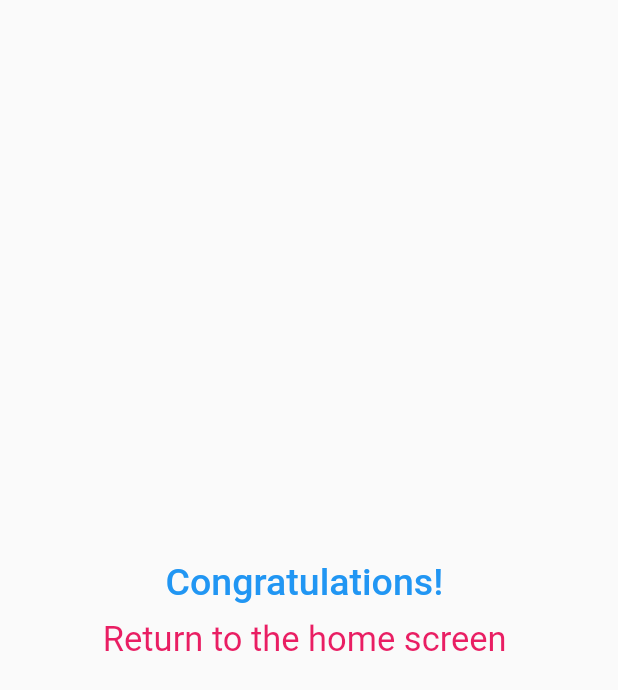
After one commit to emircancavusoglu/quizApp, a Flutter app: the endScreen screen opened directly, on a phone screen of 412 x 824 dp. The commit adds this screen. Shown: the top 690 px of the screen. Run offline on Flutter 3.47's test engine with Material 2 defaults, Android fonts, the phone set to English and light mode, and no system bars.

Commit message:
I added alertDialog and new screen.In this way, when the questions are finished, it asks whether it wants to continue and restarts the game or ends the game on a new screen depending on the answer.

```diff
--- /dev/null
+++ b/lib/endScreen.dart
@@ -0,0 +1,29 @@
+import 'package:flutter/material.dart';
+import 'main.dart';
+import 'question_model.dart';
+import 'quiz.dart';
+
+
+
+class endScreen extends StatelessWidget {
+  const endScreen({Key? key}) : super(key: key);
+  @override
+  Widget build(BuildContext context) {
+
+    return Scaffold(
+      body: Center(
+        child: Column(
+          mainAxisAlignment: MainAxisAlignment.center,
+          children: [
+            const Text("Congratulations! ",style: TextStyle(fontWeight: FontWeight.w500,fontSize: 25,color: Colors.blue),),
+            TextButton(onPressed: (){
+              Navigator.of(context).pop();
+            },child: const Text("Return to the home screen ",style: TextStyle(fontSize: 23,fontWeight: FontWeight.w400,color: Colors.pink),
+            ),
+            )
+          ],
+        ),
+      ),
+    );
+  }
+}
--- a/pubspec.yaml
+++ b/pubspec.yaml
@@ -1,4 +1,4 @@
-name: denemeyoutube
+name: quizApp
 description: A new Flutter project.
 # The following line prevents the package from being accidentally published to
 # pub.dev using `flutter pub publish`. This is preferred for private packages.
@@ -35,7 +35,7 @@ dependencies:
   # The following adds the Cupertino Icons font to your application.
   # Use with the CupertinoIcons class for iOS style icons.
   cupertino_icons: ^1.0.2
-
+  fluttertoast: ^8.2.1
 dev_dependencies:
   flutter_test:
     sdk: flutter
```
Also changed, not shown: lib/quiz.dart (+47 -8 lines), pubspec.lock.
